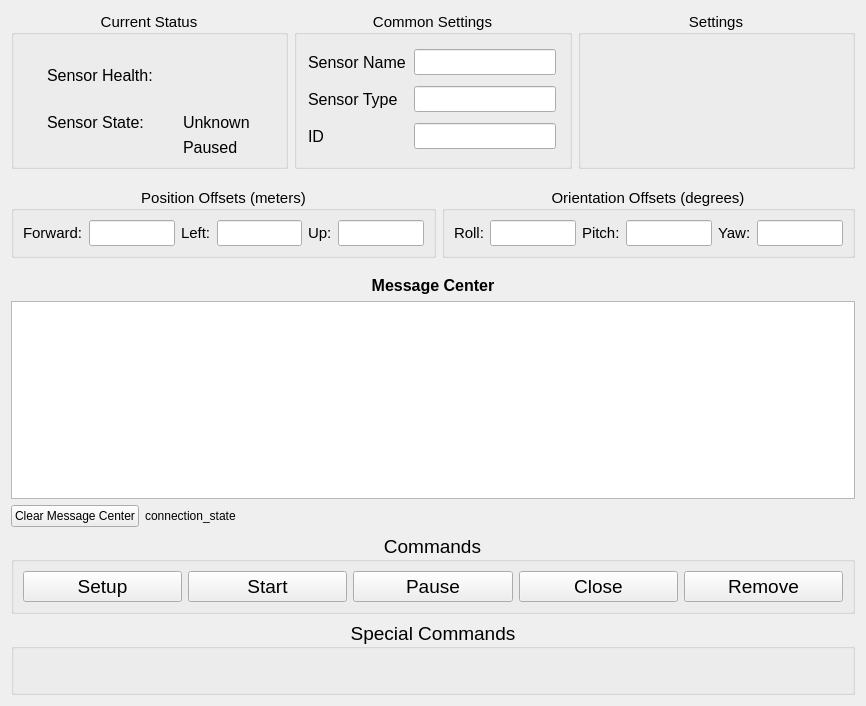
First picture: the form in source/sensor_view_widget.ui, repository DySense/DySense, before the edit.
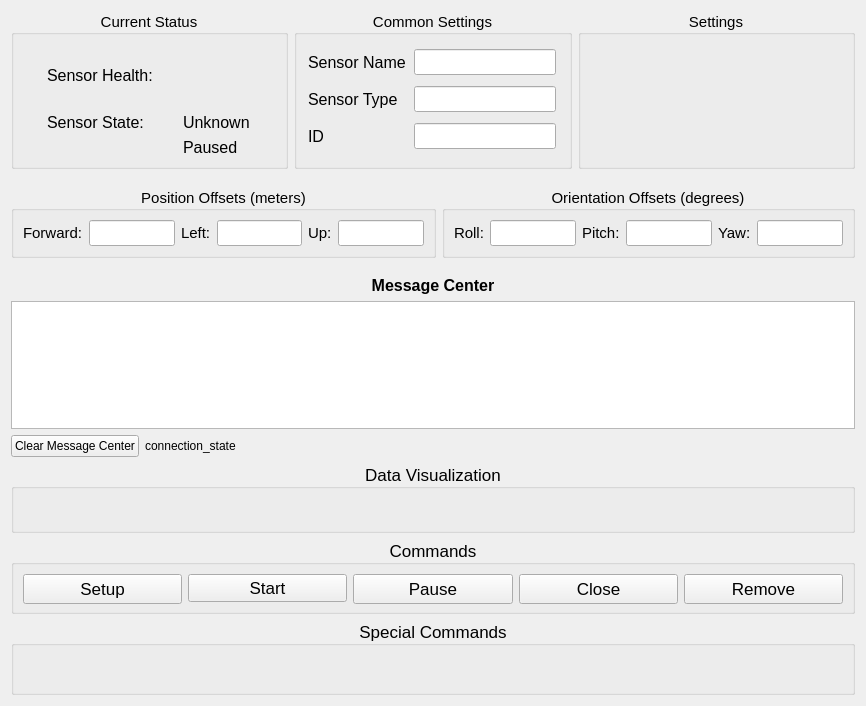
Second picture: the form after the edit.

Commit message: Added basic data visualization.

```diff
--- a/source/sensor_view_widget.ui
+++ b/source/sensor_view_widget.ui
@@ -412,6 +412,33 @@
      </item>
     </layout>
    </item>
+   <item>
+    <widget class="QGroupBox" name="data_group_box">
+     <property name="sizePolicy">
+      <sizepolicy hsizetype="Preferred" vsizetype="Minimum">
+       <horstretch>0</horstretch>
+       <verstretch>0</verstretch>
+      </sizepolicy>
+     </property>
+     <property name="minimumSize">
+      <size>
+       <width>0</width>
+       <height>70</height>
+      </size>
+     </property>
+     <property name="font">
+      <font>
+       <pointsize>13</pointsize>
+      </font>
+     </property>
+     <property name="title">
+      <string>Data Visualization</string>
+     </property>
+     <property name="alignment">
+      <set>Qt::AlignCenter</set>
+     </property>
+    </widget>
+   </item>
    <item>
     <widget class="QGroupBox" name="commands_group_box">
      <property name="sizePolicy">
@@ -428,7 +455,7 @@
      </property>
      <property name="font">
       <font>
-       <pointsize>14</pointsize>
+       <pointsize>13</pointsize>
       </font>
      </property>
      <property name="title">
@@ -516,7 +543,7 @@
      </property>
      <property name="font">
       <font>
-       <pointsize>14</pointsize>
+       <pointsize>13</pointsize>
       </font>
      </property>
      <property name="title">
```
Left out of the diff: 1 changed line with no effect on the pictures. The commit also changes 5 other files.
